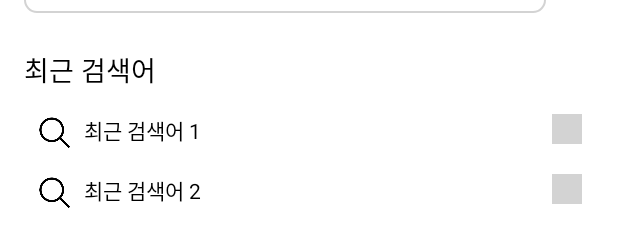
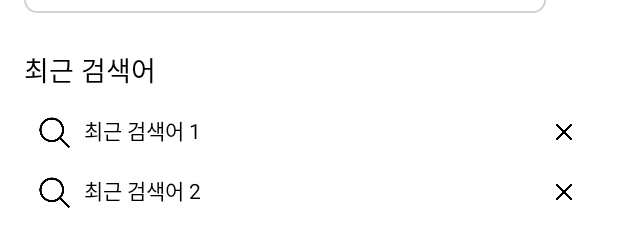
Before and after one commit to Faniverse2024/FaniverseFE2, an Android app: the layout activity_search.xml on its own in the app's theme, with its tools: preview values and no code run, on a phone screen of 412 x 824 dp. Shown: the part 153-400 px from the top of the screen. Run offline under Robolectric (Android 15) with nearby library versions, the phone set to English and light mode, and no system bars.

Commit message:
검색 화면 수정

```diff
--- a/app/src/main/res/layout/activity_search.xml
+++ b/app/src/main/res/layout/activity_search.xml
@@ -89,10 +89,13 @@
                 android:textColor="#000000"
                 android:paddingStart="8dp" />
 
-            <View
-                android:layout_width="20dp"
-                android:layout_height="20dp"
-                android:background="#D3D3D3" />
+            <ImageView
+                android:id="@+id/delete_icon"
+                android:layout_width="24dp"
+                android:layout_height="24dp"
+                android:layout_gravity="center_vertical"
+                android:layout_marginStart="8dp"
+                android:src="@drawable/ic_delete" />
         </LinearLayout>
 
         <LinearLayout
@@ -114,10 +117,13 @@
                 android:textColor="#000000"
                 android:paddingStart="8dp" />
 
-            <View
-                android:layout_width="20dp"
-                android:layout_height="20dp"
-                android:background="#D3D3D3" />
+            <ImageView
+                android:id="@+id/delete_icon"
+                android:layout_width="24dp"
+                android:layout_height="24dp"
+                android:layout_gravity="center_vertical"
+                android:layout_marginStart="8dp"
+                android:src="@drawable/ic_delete" />
         </LinearLayout>
 
     </LinearLayout>
```
Also changed, not shown: app/src/main/res/drawable/ic_delete.png (added), app/src/main/res/drawable/ic_dot.png (deleted), app/src/main/res/drawable/ic_dot2.png (deleted), app/src/main/res/drawable/product_pic.jpeg (deleted).
